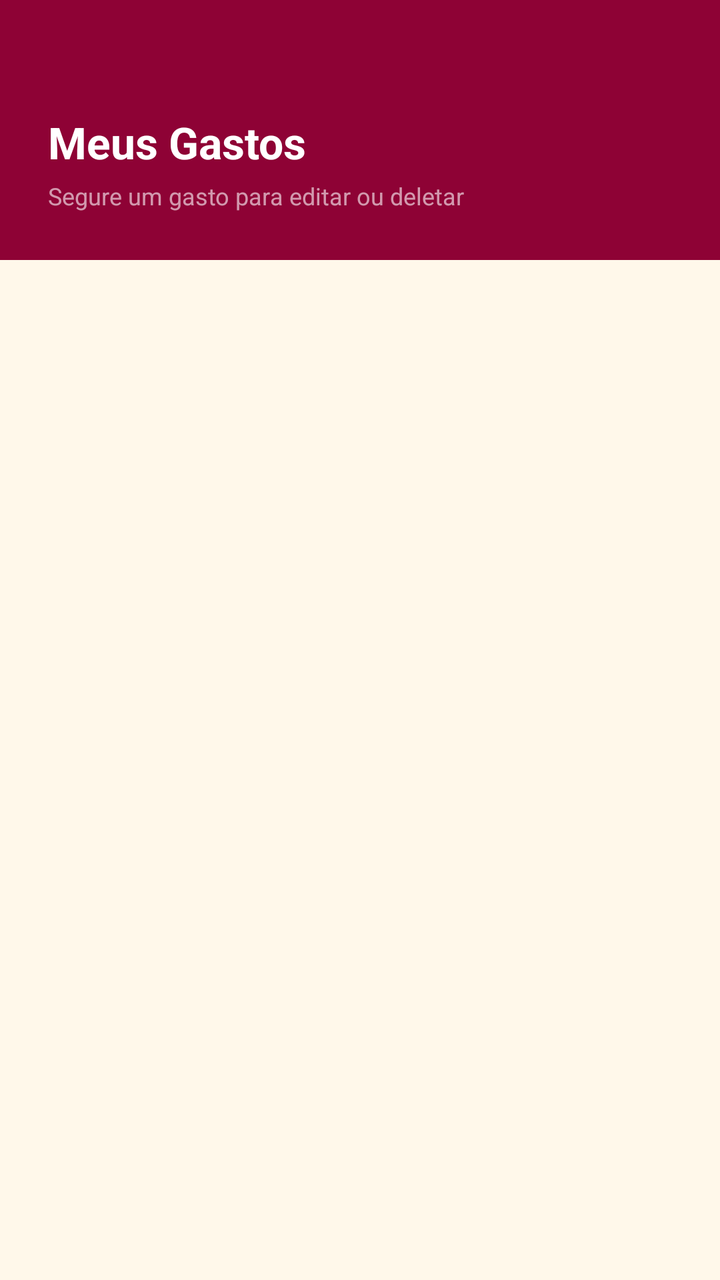
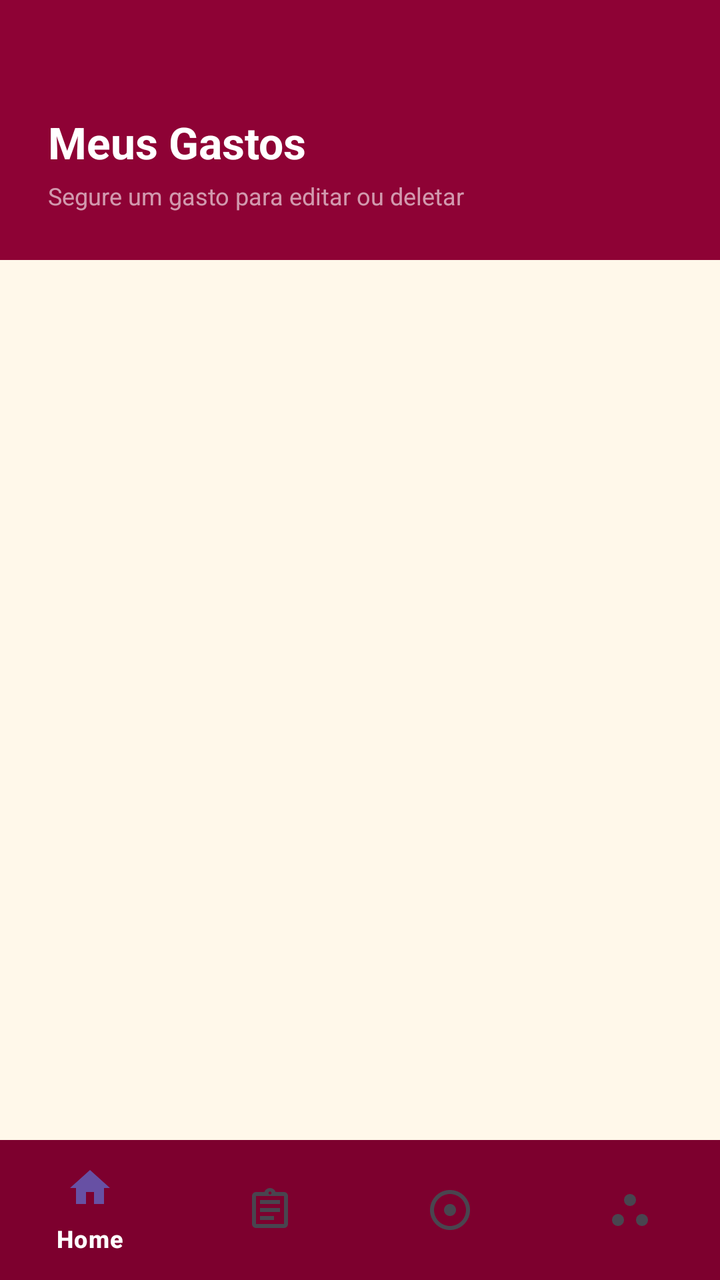

Before-and-after screenshots of an Android layout around one commit, followed by the original layout XML and the change that was made.
<!-- AndroidManifest.xml: application theme Theme.CashControl -->
<!-- res/layout/activity_lista_gastos.xml -->
<?xml version="1.0" encoding="utf-8"?>
<LinearLayout xmlns:android="http://schemas.android.com/apk/res/android"
    android:layout_width="match_parent"
    android:layout_height="match_parent"
    android:orientation="vertical"
    android:background="#FFF8EA">

    <LinearLayout
        android:layout_width="match_parent"
        android:layout_height="130dp"
        android:background="#8E0235"
        android:orientation="vertical"
        android:gravity="bottom"
        android:padding="24dp">

        <TextView
            android:layout_width="wrap_content"
            android:layout_height="wrap_content"
            android:text="Meus Gastos"
            android:textColor="#FFFFFF"
            android:textSize="22sp"
            android:textStyle="bold"/>

        <TextView
            android:layout_width="wrap_content"
            android:layout_height="wrap_content"
            android:text="Segure um gasto para editar ou deletar"
            android:textColor="#99FFFFFF"
            android:textSize="12sp"
            android:layout_marginTop="4dp"/>

    </LinearLayout>

    <ListView
        android:id="@+id/lvGastos"
        android:layout_width="match_parent"
        android:layout_height="match_parent"
        android:paddingStart="16dp"
        android:paddingEnd="16dp"
        android:paddingTop="8dp"
        android:divider="#E0D5C5"
        android:dividerHeight="1dp"/>

</LinearLayout>
<!-- resources referenced by this layout -->
<resources>
  <style name="Theme.CashControl" parent="Base.Theme.CashControl" />
  <style name="Base.Theme.CashControl" parent="Theme.Material3.DayNight.NoActionBar">
          
          
      </style>
</resources>

<!-- the commit's change to res/layout/activity_lista_gastos.xml (unified diff, before → after) -->
@@ -1,44 +1,63 @@
 <?xml version="1.0" encoding="utf-8"?>
-<LinearLayout xmlns:android="http://schemas.android.com/apk/res/android"
+<androidx.coordinatorlayout.widget.CoordinatorLayout
+    xmlns:android="http://schemas.android.com/apk/res/android"
+    xmlns:app="http://schemas.android.com/apk/res-auto"
     android:layout_width="match_parent"
     android:layout_height="match_parent"
-    android:orientation="vertical"
     android:background="#FFF8EA">
 
     <LinearLayout
         android:layout_width="match_parent"
-        android:layout_height="130dp"
-        android:background="#8E0235"
+        android:layout_height="match_parent"
         android:orientation="vertical"
-        android:gravity="bottom"
-        android:padding="24dp">
+        android:paddingBottom="70dp">
 
-        <TextView
-            android:layout_width="wrap_content"
-            android:layout_height="wrap_content"
-            android:text="Meus Gastos"
-            android:textColor="#FFFFFF"
-            android:textSize="22sp"
-            android:textStyle="bold"/>
+        <LinearLayout
+            android:layout_width="match_parent"
+            android:layout_height="130dp"
+            android:background="#8E0235"
+            android:orientation="vertical"
+            android:gravity="bottom"
+            android:padding="24dp">
 
-        <TextView
-            android:layout_width="wrap_content"
-            android:layout_height="wrap_content"
-            android:text="Segure um gasto para editar ou deletar"
-            android:textColor="#99FFFFFF"
-            android:textSize="12sp"
-            android:layout_marginTop="4dp"/>
+            <TextView
+                android:layout_width="wrap_content"
+                android:layout_height="wrap_content"
+                android:text="Meus Gastos"
+                android:textColor="#FFFFFF"
+                android:textSize="22sp"
+                android:textStyle="bold"/>
+
+            <TextView
+                android:layout_width="wrap_content"
+                android:layout_height="wrap_content"
+                android:text="Segure um gasto para editar ou deletar"
+                android:textColor="#99FFFFFF"
+                android:textSize="12sp"
+                android:layout_marginTop="4dp"/>
+
+        </LinearLayout>
+
+        <ListView
+            android:id="@+id/lvGastos"
+            android:layout_width="match_parent"
+            android:layout_height="match_parent"
+            android:paddingStart="16dp"
+            android:paddingEnd="16dp"
+            android:paddingTop="8dp"
+            android:divider="#E0D5C5"
+            android:dividerHeight="1dp"/>
 
     </LinearLayout>
 
-    <ListView
-        android:id="@+id/lvGastos"
+    <com.google.android.material.bottomnavigation.BottomNavigationView
+        android:id="@+id/bottomNavigation"
         android:layout_width="match_parent"
-        android:layout_height="match_parent"
-        android:paddingStart="16dp"
-        android:paddingEnd="16dp"
-        android:paddingTop="8dp"
-        android:divider="#E0D5C5"
-        android:dividerHeight="1dp"/>
+        android:layout_height="70dp"
+        android:layout_gravity="bottom"
+        android:background="#7D002E"
+        app:itemIconTint="@null"
+        app:itemTextColor="#FFFFFF"
+        app:menu="@menu/bottom_nav_menu"/>
 
-</LinearLayout>
+</androidx.coordinatorlayout.widget.CoordinatorLayout>
